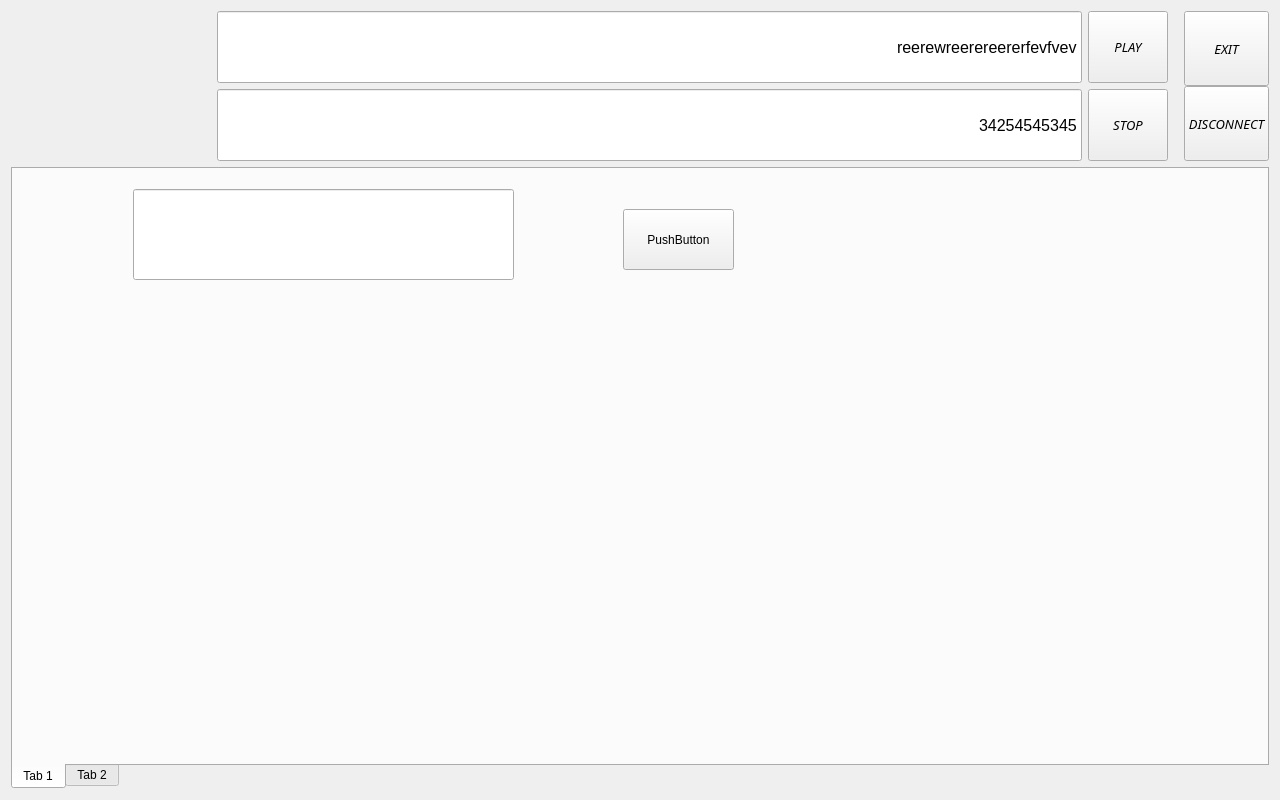
First picture: the form in iDom_Client/idom_client.ui, repository cyniu88/QT_kurs, before the edit.
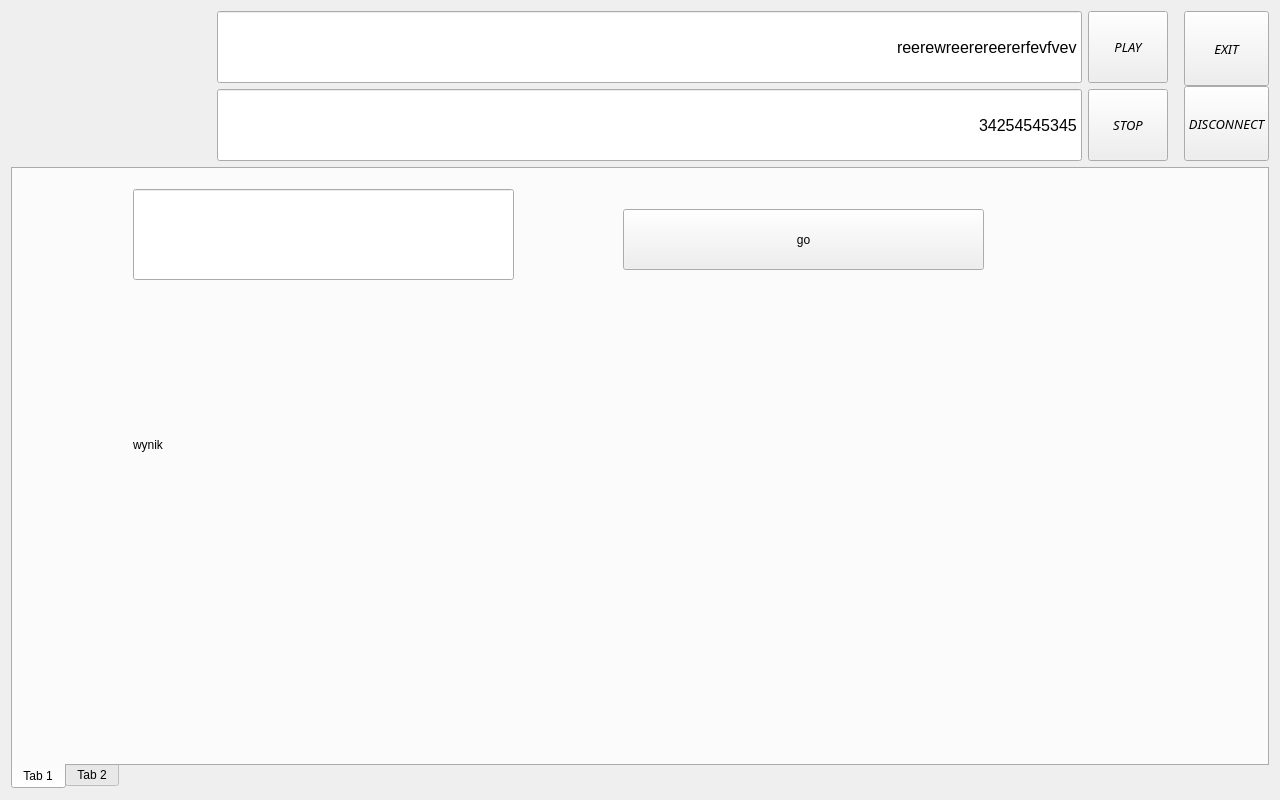
Second picture: the form after the edit. The open tabs and pages were chosen to show the change. Icons and pictures are not drawn.

Diff of the .ui file:
```diff
--- a/iDom_Client/idom_client.ui
+++ b/iDom_Client/idom_client.ui
@@ -97,12 +97,25 @@
          <rect>
           <x>610</x>
           <y>40</y>
-          <width>111</width>
+          <width>361</width>
           <height>61</height>
          </rect>
         </property>
         <property name="text">
-         <string>PushButton</string>
+         <string>go</string>
+        </property>
+       </widget>
+       <widget class="QLabel" name="wynik">
+        <property name="geometry">
+         <rect>
+          <x>120</x>
+          <y>190</y>
+          <width>1111</width>
+          <height>171</height>
+         </rect>
+        </property>
+        <property name="text">
+         <string>wynik</string>
         </property>
        </widget>
       </widget>
```
Left out of the diff: 3 changed lines with no effect on the pictures.
